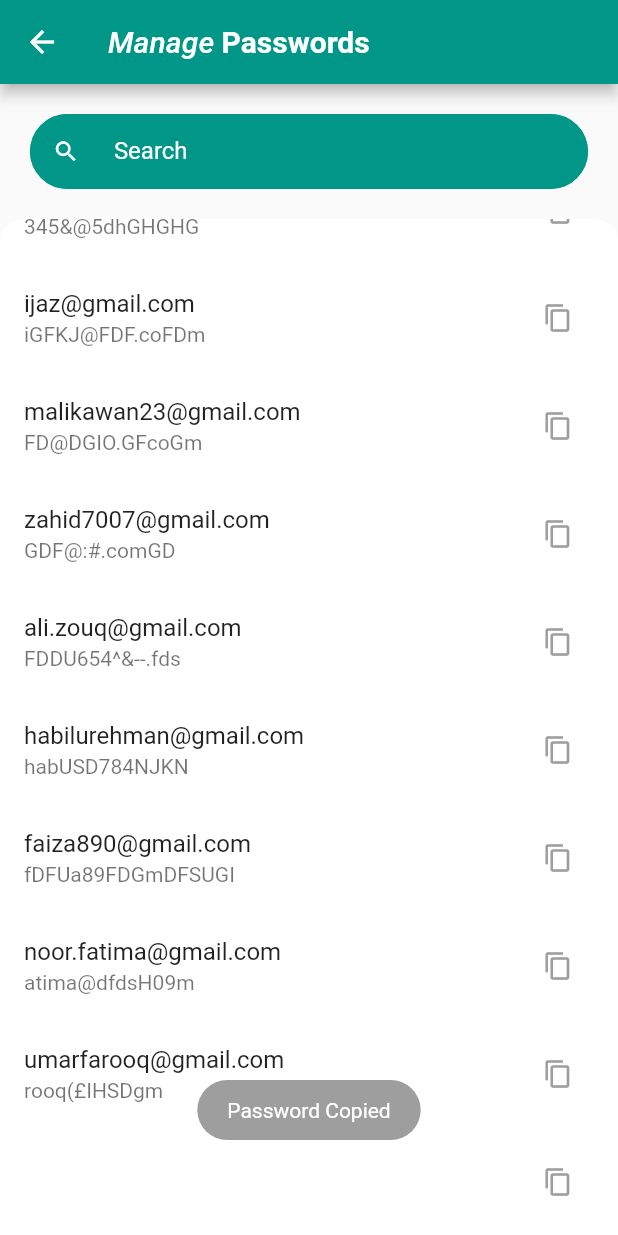
After one commit to mrumarrazzaq/Password-Manager, a Flutter app: the ManagePassword screen opened directly, scrolled down 186 dp, after a tap on the "content copy" icon, on a phone screen of 412 x 824 dp. The commit adds this screen. Run offline on Flutter 3.47's test engine with Material 2 defaults, Android fonts, the phone set to English and light mode, and no system bars; our stand-ins replace cloud_firestore, firebase_auth, firebase_core, flutter_secure_storage, fluttertoast, font_awesome_flutter and 2 more; accounts and stored records are empty.

Commit message:
xUWJ1e5W User should be able to search the saved credentials

```diff
--- /dev/null
+++ b/lib/screens/manage_password.dart
@@ -0,0 +1,244 @@
+import 'package:cloud_firestore/cloud_firestore.dart';
+import 'package:firebase_auth/firebase_auth.dart';
+import 'package:flutter/material.dart';
+import 'package:flutter/services.dart';
+import 'package:fluttertoast/fluttertoast.dart';
+import 'package:password_manager/colors.dart';
+
+List<String> matchQuery = [];
+List<Widget> widgetList = [];
+List<String> emailList = [
+  'mrraza89@gmail.com',
+  'm.ali@gmail.com',
+  'hassan@gmail.com',
+  'ijaz@gmail.com',
+  'malikawan23@gmail.com',
+  'zahid7007@gmail.com',
+  'ali.zouq@gmail.com',
+  'habilurehman@gmail.com',
+  'faiza890@gmail.com',
+  'noor.fatima@gmail.com',
+  'umarfarooq@gmail.com',
+];
+List<String> passwordList = [
+  'dfHIhJSDK7854',
+  'DFGIhui5576ve',
+  '345&@5dhGHGHG',
+  'iGFKJ@FDF.coFDm',
+  'FD@DGIO.GFcoGm',
+  'GDF@:#.comGD',
+  'FDDU654^&--.fds',
+  'habUSD784NJKN',
+  'fDFUa89FDGmDFSUGI',
+  'atima@dfdsH09m',
+  'rooq(£IHSDgm',
+];
+
+class ManagePassword extends StatefulWidget {
+  const ManagePassword({Key? key}) : super(key: key);
+
+  @override
+  State<ManagePassword> createState() => _ManagePasswordState();
+}
+
+class _ManagePasswordState extends State<ManagePassword> {
+  final TextEditingController _searchController = TextEditingController();
+  String userEmail = '';
+  String userPassword = '';
+  getFirestoreData() async {
+    final user = FirebaseAuth.instance.currentUser;
+    print(user!.email);
+    print('-------------------------------------');
+    print('Current user data is fetching');
+    try {
+      await FirebaseFirestore.instance
+          .collection('User Data')
+          .doc(user.email)
+          .get()
+          .then((ds) {
+        userEmail = ds['User Email'];
+        userPassword = ds['User Password'];
+      });
+      setState(() {
+        emailList.add(userEmail);
+        passwordList.add(userPassword);
+      });
+    } catch (e) {
+      print(e.toString());
+    }
+  }
+
+  @override
+  void initState() {
+    super.initState();
+    getFirestoreData();
+  }
+
+  @override
+  Widget build(BuildContext context) {
+    return Scaffold(
+      appBar: AppBar(
+        title: const Text.rich(
+          TextSpan(
+            text: '', // default text style
+            children: <TextSpan>[
+              TextSpan(
+                  text: 'Manage ',
+                  style: TextStyle(fontStyle: FontStyle.italic)),
+              TextSpan(
+                  text: 'Passwords',
+                  style: TextStyle(fontWeight: FontWeight.bold)),
+            ],
+          ),
+        ),
+        leading: IconButton(
+            icon: const Icon(Icons.arrow_back),
+            onPressed: () {
+              SystemChannels.textInput.invokeMethod('TextInput.hide');
+              // searchItems.clear();
+              _searchController.clear();
+              Navigator.pop(context);
+            }),
+      ),
+      body: Stack(
+        children: [
+          Padding(
+            padding: const EdgeInsets.symmetric(
+              horizontal: 20.0,
+              vertical: 20.0,
+            ),
+            child: SizedBox(
+              height: 50.0,
+              child: TextFormField(
+                keyboardType: TextInputType.text,
+                cursorColor: Colors.white,
+                style: TextStyle(color: whiteColor),
+                decoration: InputDecoration(
+                  fillColor: tealColor,
+                  filled: true,
+                  isDense: true,
+                  border: OutlineInputBorder(
+                    borderRadius: BorderRadius.circular(30.0),
+                  ),
+                  focusedBorder: OutlineInputBorder(
+                    borderRadius: BorderRadius.circular(30.0),
+                    borderSide: BorderSide(color: whiteColor, width: 1.5),
+                  ),
+                  enabledBorder: OutlineInputBorder(
+                    borderRadius: BorderRadius.circular(30.0),
+                    borderSide: BorderSide(color: tealColor, width: 1.5),
+                  ),
+                  hintText: 'Search',
+                  hintStyle: const TextStyle(color: Colors.white),
+                  labelStyle: TextStyle(color: whiteColor),
+                  prefixIcon: Icon(
+                    Icons.search,
+                    color: whiteColor,
+                  ),
+                  prefixText: '  ',
+                ),
+                controller: _searchController,
+                onChanged: searchQuery,
+              ),
+            ),
+          ),
+          Align(
+            alignment: Alignment.center,
+            child: Padding(
+              padding: const EdgeInsets.only(top: 90.0),
+              child: Container(
+                height: double.infinity,
+                decoration: BoxDecoration(
+                  color: whiteColor,
+                  borderRadius: const BorderRadius.only(
+                      topLeft: Radius.circular(15.0),
+                      topRight: Radius.circular(15.0)),
+                ),
+                child: matchQuery.length == 0
+                    ? ListView.builder(
+                        itemCount: emailList.length,
+                        itemBuilder: (context, index) {
+//                      print(onTextSearch);
+                          var item = emailList[index];
+                          var pass = passwordList[index];
+                          return CustomCard(
+                            email: item,
+                            password: pass,
+                          );
+                        },
+                      )
+                    : ListView.builder(
+                        itemCount: matchQuery.length,
+                        itemBuilder: (context, index) {
+//                      print(onTextSearch);
+                          var item = matchQuery[index];
+                          var pass = passwordList[index];
+                          return CustomCard(
+                            email: item,
+                            password: pass,
+                          );
+                        },
+                      ),
+              ),
+            ),
+          ),
+        ],
+      ),
+    );
+  }
+
+  void searchQuery(String query) {
+    final suggestions = emailList.where(
+      (element) {
+        final title = element.toLowerCase();
+        final input = query.toLowerCase();
+
+        return title.contains(input);
+      },
+    ).toList();
+
+    setState(() {
+      matchQuery = suggestions;
+    });
+  }
+}
+
+class CustomCard extends StatefulWidget {
+  CustomCard({Key? key, required this.email, required this.password})
+      : super(key: key);
+
+  String email;
+  String password;
+  @override
+  State<CustomCard> createState() => _CustomCardState();
+}
+
+class _CustomCardState extends State<CustomCard> {
+  @override
+  Widget build(BuildContext context) {
+    return GestureDetector(
+      child: ListTile(
+        title: Text(widget.email),
+        subtitle: Text(widget.password),
+        trailing: IconButton(
+          splashColor: Colors.teal,
+          splashRadius: 35.0,
+          icon: const Icon(Icons.copy, color: Colors.grey, size: 20.0),
+          onPressed: () {
+            setState(() {
+              final data = ClipboardData(text: widget.password);
+              Clipboard.setData(data);
+            });
+            Fluttertoast.showToast(
+              msg: 'Password Copied', // message
+              toastLength: Toast.LENGTH_SHORT, // length
+              gravity: ToastGravity.BOTTOM, // location
+              backgroundColor: Colors.grey,
+              timeInSecForIosWeb: 1,
+            );
+          },
+        ),
+      ),
+    );
+  }
+}
--- a/lib/screens/my_home_screen.dart
+++ b/lib/screens/my_home_screen.dart
@@ -10,6 +10,8 @@ import 'package:password_manager/genrate_random_password/genrate_random_password
 import 'package:password_manager/profile_screen.dart';
 import 'package:password_manager/security_section/signIn_screen.dart';
 import 'package:provider/provider.dart';
+
+import 'manage_password.dart';
 
 class MyHomeScreen extends StatefulWidget {
   const MyHomeScreen({Key? key}) : super(key: key);
@@ -234,6 +236,27 @@ class _MyHomeScreenState extends State<MyHomeScreen> {
               child: IconButton(
                 splashColor: Colors.teal,
                 splashRadius: 35.0,
+                icon: Icon(Icons.password_outlined, color: color),
+                onPressed: () {
+                  Navigator.push(
+                    context,
+                    MaterialPageRoute(
+                      builder: (context) => const ManagePassword(),
+                    ),
+                  );
+                },
+              ),
+            ),
+            Container(
+              height: 60,
+              width: 60,
+              decoration: BoxDecoration(
+                color: Colors.grey[300],
+                borderRadius: BorderRadius.circular(30.0),
+              ),
+              child: IconButton(
+                splashColor: Colors.teal,
+                splashRadius: 35.0,
                 icon: Icon(Icons.account_circle, color: color),
                 onPressed: () {
                   Navigator.push(
```
